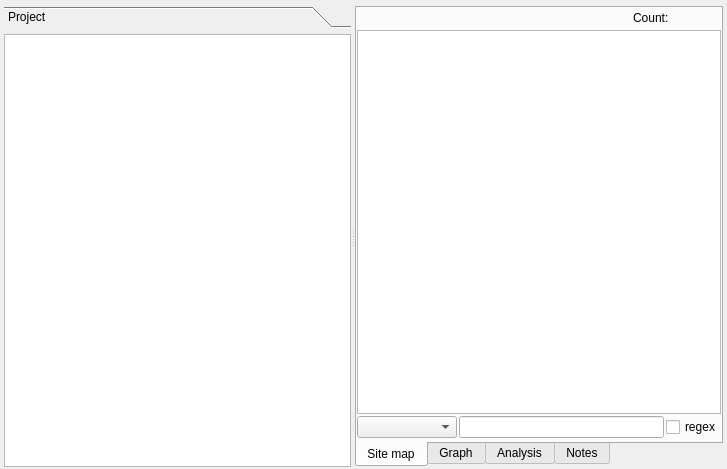
Old version of the form sub3suite/src/project/Project.ui in the repository 3nock/OTE.
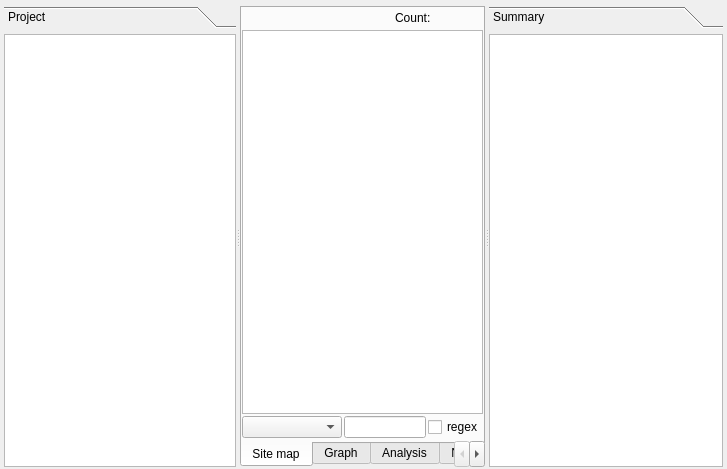
New version of the form.

Diff of the .ui file:
```diff
--- a/sub3suite/src/project/Project.ui
+++ b/sub3suite/src/project/Project.ui
@@ -13,7 +13,7 @@
   <property name="windowTitle">
    <string>Form</string>
   </property>
-  <layout class="QVBoxLayout" name="verticalLayout_3">
+  <layout class="QVBoxLayout" name="verticalLayout_6">
    <property name="leftMargin">
     <number>4</number>
    </property>
@@ -27,6 +27,10 @@
     <number>2</number>
    </property>
    <item>
+    <widget class="QSplitter" name="splitter_2">
+     <property name="orientation">
+      <enum>Qt::Horizontal</enum>
+     </property>
     <widget class="QSplitter" name="splitter">
      <property name="orientation">
       <enum>Qt::Horizontal</enum>
@@ -58,7 +62,7 @@
         <rect>
          <x>0</x>
          <y>0</y>
-         <width>326</width>
+          <width>222</width>
          <height>440</height>
         </rect>
        </property>
@@ -283,6 +287,60 @@
         </item>
         <item>
          <widget class="QPlainTextEdit" name="plainTextEdit"/>
+         </item>
+        </layout>
+       </widget>
+      </widget>
+     </widget>
+     <widget class="QToolBox" name="toolBoxAction">
+      <property name="sizePolicy">
+       <sizepolicy hsizetype="Preferred" vsizetype="Preferred">
+        <horstretch>0</horstretch>
+        <verstretch>0</verstretch>
+       </sizepolicy>
+      </property>
+      <property name="minimumSize">
+       <size>
+        <width>0</width>
+        <height>0</height>
+       </size>
+      </property>
+      <property name="maximumSize">
+       <size>
+        <width>16777215</width>
+        <height>16777215</height>
+       </size>
+      </property>
+      <property name="tabSpacing">
+       <number>0</number>
+      </property>
+      <widget class="QWidget" name="toolBoxSummary">
+       <property name="geometry">
+        <rect>
+         <x>0</x>
+         <y>0</y>
+         <width>224</width>
+         <height>440</height>
+        </rect>
+       </property>
+       <attribute name="label">
+        <string>Summary</string>
+       </attribute>
+       <layout class="QVBoxLayout" name="verticalLayout_3">
+        <property name="leftMargin">
+         <number>0</number>
+        </property>
+        <property name="topMargin">
+         <number>6</number>
+        </property>
+        <property name="rightMargin">
+         <number>0</number>
+        </property>
+        <property name="bottomMargin">
+         <number>0</number>
+        </property>
+        <item>
+         <widget class="QTreeView" name="treeViewSummary"/>
         </item>
        </layout>
       </widget>
```
Lines whose indentation alone changed are shown as unchanged.
